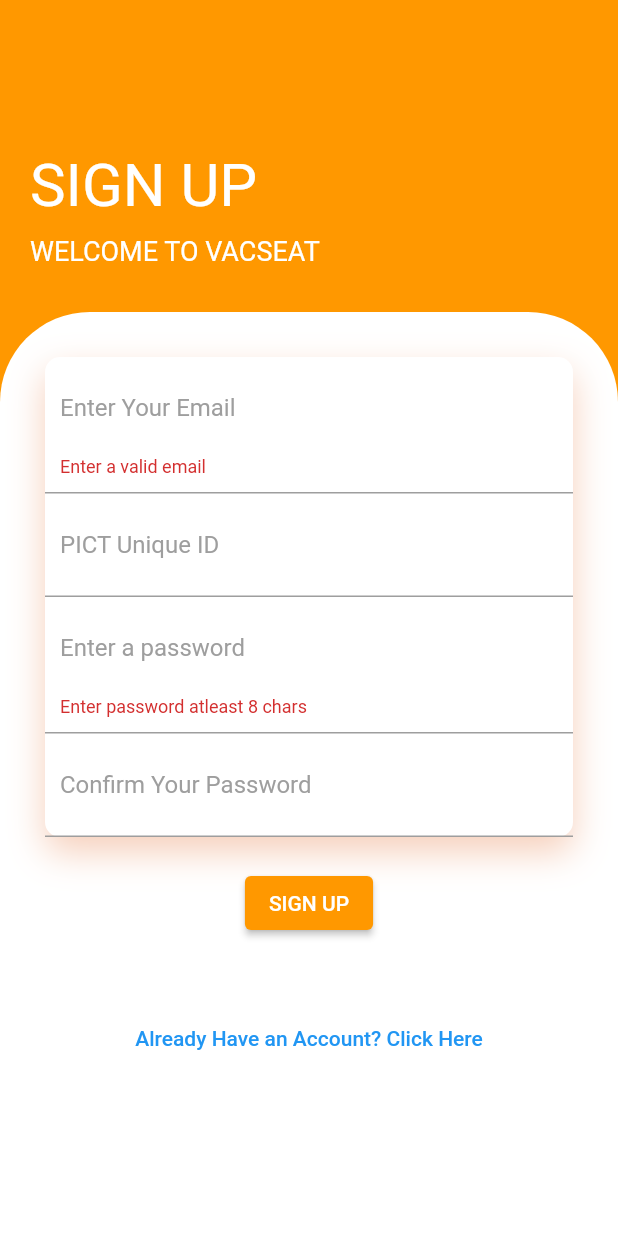
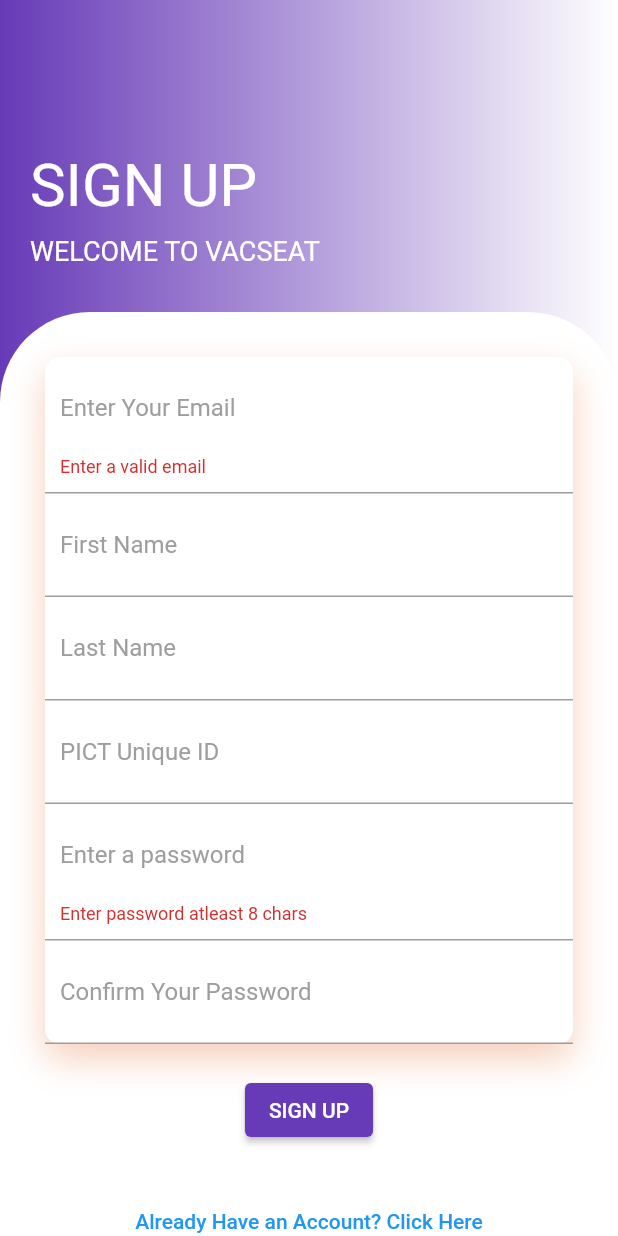
Before and after one commit to tanayduddalwar/PBL-Project, a Flutter app: the Register screen opened directly, after a tap on "SIGN UP", on a phone screen of 412 x 824 dp. Run offline on Flutter 3.47's test engine with Material 2 defaults, Android fonts, the phone set to English and light mode, and no system bars; our stand-ins replace cloud_firestore, email_validator, firebase_auth, firebase_core, fluttertoast; accounts and stored records are empty.

Commit message:
Update register.dart

```diff
--- a/rhvacancy/lib/screens/authenticate/register.dart
+++ b/rhvacancy/lib/screens/authenticate/register.dart
@@ -1,9 +1,13 @@
+import 'package:cloud_firestore/cloud_firestore.dart';
 import 'package:email_validator/email_validator.dart';
 import 'package:firebase_auth/firebase_auth.dart';
 import 'package:flutter/material.dart';
 import 'package:fluttertoast/fluttertoast.dart';
+import 'package:rhvacancy/models/user.dart';
 import 'package:rhvacancy/screens/authenticate/sign_in.dart';
 import 'package:rhvacancy/screens/home/home.dart';
+import 'package:rhvacancy/services/auth.dart';
+import 'package:rhvacancy/shared/loading.dart';
 // import 'package:rhvacancy/services/auth.dart';
 
 class Register extends StatefulWidget {
@@ -20,23 +24,31 @@
   final emailController = TextEditingController();
   final passwordController = TextEditingController();
   final cpassword = TextEditingController();
-  // String email = '';
-  String password = '';
-  // String cpassword = '';
-  String id = '';
-  String _error = '';
+  final firstname = TextEditingController();
+  final lastname = TextEditingController();
+  final pictid = TextEditingController();
+
+  bool loading = false;
+
   String passworderror = '';
 
   @override
   Widget build(BuildContext context) {
-    return Scaffold(
+    return loading
+        ? Loading()
+        : Scaffold(
             body: Container(
               width: double.infinity,
               decoration: BoxDecoration(
                 gradient: LinearGradient(
-          begin: Alignment.topCenter,
-          colors: [Colors.orange, Colors.orange, Colors.orange],
-        )),
+                  begin: Alignment.centerLeft,
+                  end: Alignment.centerRight,
+                  colors: [
+                    Colors.deepPurple,
+                    Colors.white,
+                  ],
+                ),
+              ),
               child: Column(
                 crossAxisAlignment: CrossAxisAlignment.start,
                 children: <Widget>[
@@ -96,20 +108,20 @@
                                         padding: EdgeInsets.all(10),
                                         decoration: BoxDecoration(
                                             border: Border(
-                                          bottom:
-                                              BorderSide(color: Colors.grey))),
+                                                bottom: BorderSide(
+                                                    color: Colors.grey))),
                                         child: TextFormField(
-                                    keyboardType: TextInputType.emailAddress,
+                                          keyboardType:
+                                              TextInputType.emailAddress,
                                           controller: emailController,
                                           decoration: InputDecoration(
                                               hintText: "Enter Your Email",
                                               hintStyle:
                                                   TextStyle(color: Colors.grey),
                                               border: InputBorder.none),
-                                    autovalidateMode:
-                                        AutovalidateMode.onUserInteraction,
                                           validator: (email) => email != null &&
-                                            !EmailValidator.validate(email)
+                                                  !EmailValidator.validate(
+                                                      email)
                                               ? 'Enter a valid email'
                                               : null,
                                         ),
@@ -118,25 +130,53 @@
                                         padding: EdgeInsets.all(10),
                                         decoration: BoxDecoration(
                                             border: Border(
-                                          bottom:
-                                              BorderSide(color: Colors.grey))),
+                                                bottom: BorderSide(
+                                                    color: Colors.grey))),
                                         child: TextFormField(
+                                          controller: firstname,
                                           decoration: InputDecoration(
-                                        hintText: "PICT Unique ID",
+                                              hintText: "First Name",
                                               hintStyle:
                                                   TextStyle(color: Colors.grey),
                                               border: InputBorder.none),
-                                    onChanged: (val) {
-                                      setState(() => id = val);
-                                    },
                                         ),
                                       ),
                                       Container(
                                         padding: EdgeInsets.all(10),
                                         decoration: BoxDecoration(
                                             border: Border(
-                                          bottom:
-                                              BorderSide(color: Colors.grey))),
+                                                bottom: BorderSide(
+                                                    color: Colors.grey))),
+                                        child: TextFormField(
+                                          controller: lastname,
+                                          decoration: InputDecoration(
+                                              hintText: "Last Name",
+                                              hintStyle:
+                                                  TextStyle(color: Colors.grey),
+                                              border: InputBorder.none),
+                                        ),
+                                      ),
+                                      Container(
+                                        padding: EdgeInsets.all(10),
+                                        decoration: BoxDecoration(
+                                            border: Border(
+                                                bottom: BorderSide(
+                                                    color: Colors.grey))),
+                                        child: TextFormField(
+                                          controller: pictid,
+                                          decoration: InputDecoration(
+                                              hintText: "PICT Unique ID",
+                                              hintStyle:
+                                                  TextStyle(color: Colors.grey),
+                                              border: InputBorder.none),
+                                        ),
+                                      ),
+                                      Container(
+                                        padding: EdgeInsets.all(10),
+                                        decoration: BoxDecoration(
+                                            border: Border(
+                                                bottom: BorderSide(
+                                                    color: Colors.grey))),
                                         child: TextFormField(
                                           controller: passwordController,
                                           obscureText: true,
@@ -145,10 +185,8 @@
                                               hintStyle:
                                                   TextStyle(color: Colors.grey),
                                               border: InputBorder.none),
-                                    autovalidateMode:
-                                        AutovalidateMode.onUserInteraction,
-                                    validator: (value) =>
-                                        value != null && value.length < 8
+                                          validator: (value) => value != null &&
+                                                  value.length < 8
                                               ? 'Enter password atleast 8 chars'
                                               : null,
                                         ),
@@ -157,8 +195,8 @@
                                         padding: EdgeInsets.all(10),
                                         decoration: BoxDecoration(
                                             border: Border(
-                                          bottom:
-                                              BorderSide(color: Colors.grey))),
+                                                bottom: BorderSide(
+                                                    color: Colors.grey))),
                                         child: TextFormField(
                                           obscureText: true,
                                           controller: cpassword,
@@ -180,26 +218,37 @@
                                 child: Center(
                                   child: ElevatedButton(
                                     style: ElevatedButton.styleFrom(
-                                backgroundColor: Colors.orange,
+                                      backgroundColor: Colors.deepPurple,
                                     ),
                                     onPressed: () async {
                                       if (passwordController.text.trim() !=
                                           cpassword.text.trim()) {
-                                  setState(() =>
-                                      passworderror = "passwords don't match");
+                                        setState(() => passworderror =
+                                            "passwords don't match");
                                       } else {
                                         if (formkey.currentState!.validate()) {
-                                    FirebaseAuth.instance
-                                        .createUserWithEmailAndPassword(
-                                            email: emailController.text.trim(),
-                                            password: passwordController.text)
+                                          setState(() {
+                                            loading = true;
+                                          });
+                                          AuthService()
+                                              .registerWithEmailAndPassword(
+                                                  emailController.text.trim(),
+                                                  passwordController.text)
                                               .then((value) {
+                                            postDetailsToFirestore();
                                             Navigator.push(
                                                 context,
                                                 MaterialPageRoute(
-                                              builder: (context) => Home()));
+                                                    builder: (context) =>
+                                                        Home()));
                                           }).catchError((e) {
-                                      Fluttertoast.showToast(msg: e!.message);
+                                            setState(() {
+                                              loading = false;
+                                            });
+                                            Fluttertoast.showToast(
+                                                msg: 'USER ALREADY EXISTS',
+                                                backgroundColor: Colors
+                                                    .deepPurpleAccent[150]);
                                           });
                                         }
                                       }
@@ -212,12 +261,9 @@
                                 height: 5,
                               ),
                               Text(
-                          _error,
-                          style: TextStyle(color: Colors.red, fontSize: 14.0),
-                        ),
-                        Text(
                                 passworderror,
-                          style: TextStyle(color: Colors.red, fontSize: 14.0),
+                                style: TextStyle(
+                                    color: Colors.red, fontSize: 14.0),
                               ),
                               SizedBox(
                                 height: 5,
@@ -229,7 +275,8 @@
                                       MaterialPageRoute(
                                           builder: (context) => SignIn()));
                                 },
-                          child: Text("Already Have an Account? Click Here"),
+                                child:
+                                    Text("Already Have an Account? Click Here"),
                               ),
                             ],
                           ),
@@ -242,4 +289,24 @@
             ),
           );
   }
+
+  postDetailsToFirestore() async {
+    FirebaseFirestore firebaseFirestore = FirebaseFirestore.instance;
+    User? user = FirebaseAuth.instance.currentUser!;
+
+    UserModel userModel = UserModel();
+
+    userModel.email = user.email;
+    userModel.firstname = firstname.text;
+    userModel.lastname = lastname.text;
+    userModel.pictid = pictid.text;
+
+    await firebaseFirestore
+        .collection('UserModel')
+        .doc(user.uid)
+        .set(userModel.toMap());
+    Fluttertoast.showToast(
+        msg: "Account created Successfully!",
+        backgroundColor: Colors.deepPurpleAccent[150]);
   }
+}
```
Lines whose indentation alone changed are shown as unchanged.
